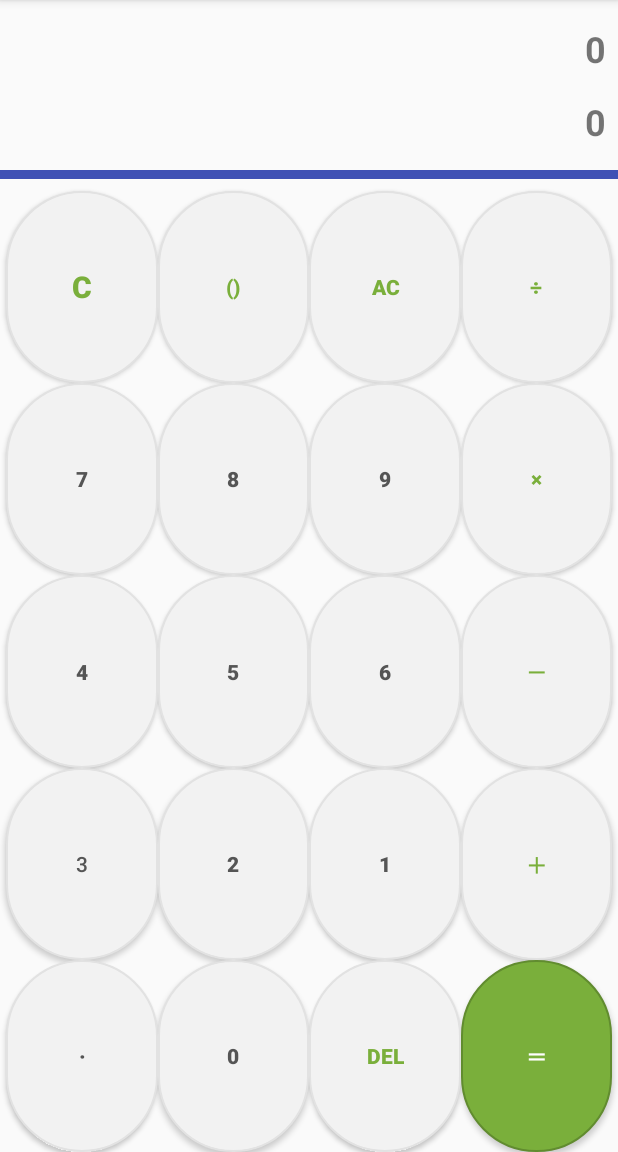
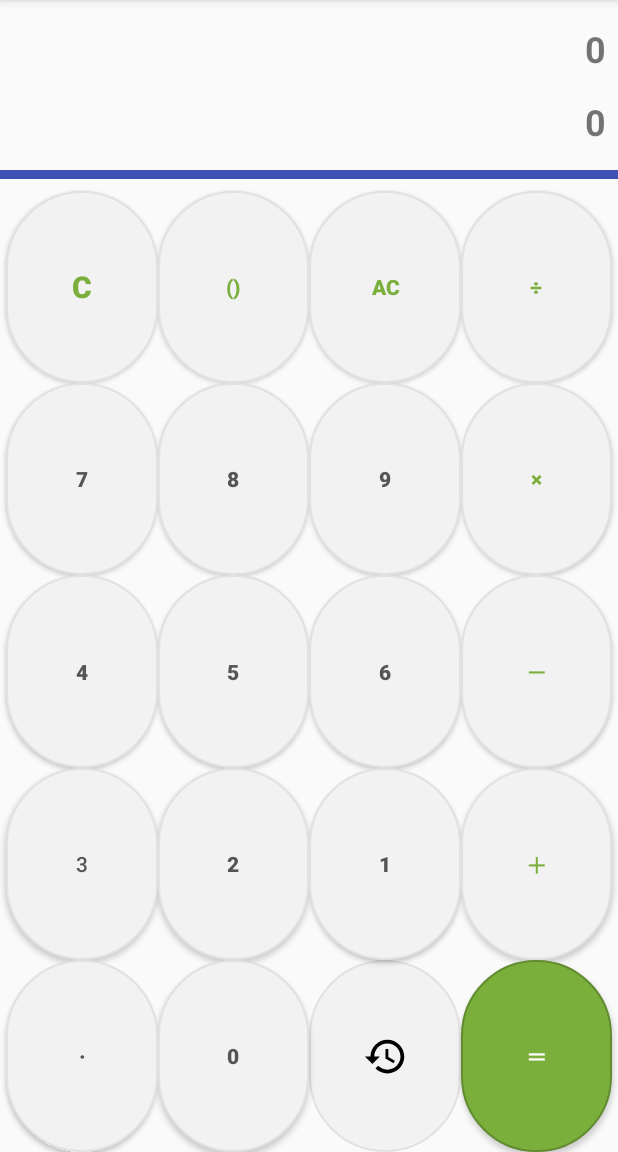
Before and after one commit to jaehan4707/Android_Application, an Android app: the screen it shows after launch (MainActivity), after a tap on an icon or button, on a phone screen of 412 x 824 dp, the part 84-1236 px from its top. Run offline under Robolectric (Android 15) with nearby library versions, the phone set to English and light mode, and no system bars; our stand-ins replace Room's generated code.

Commit message:
계산 기록 레이아웃 만들기, 히스토리 버튼 이미지넣기

```diff
--- a/Calculator/app/build.gradle
+++ b/Calculator/app/build.gradle
@@ -1,11 +1,11 @@
 plugins {
     id 'com.android.application'
     id 'org.jetbrains.kotlin.android'
+    id 'kotlin-android-extensions'
 }
 
 android {
     compileSdk 32
-
     defaultConfig {
         applicationId "com.example.calculator"
         minSdk 21
@@ -37,6 +37,8 @@ dependencies {
     implementation 'androidx.appcompat:appcompat:1.5.0'
     implementation 'com.google.android.material:material:1.6.1'
     implementation 'androidx.constraintlayout:constraintlayout:2.1.4'
+    implementation 'androidx.room:room-common:2.4.3'
+    implementation 'androidx.room:room-ktx:2.4.3'
     testImplementation 'junit:junit:4.13.2'
     androidTestImplementation 'androidx.test.ext:junit:1.1.3'
     androidTestImplementation 'androidx.test.espresso:espresso-core:3.4.0'
--- a/Calculator/app/src/main/java/com/example/calculator/MainActivity.kt
+++ b/Calculator/app/src/main/java/com/example/calculator/MainActivity.kt
@@ -1,10 +1,14 @@
 package com.example.calculator
 
+import android.content.Intent
 import androidx.appcompat.app.AppCompatActivity
 import android.os.Bundle
 import android.widget.Button
+import android.widget.ImageButton
 import android.widget.TextView
 import android.widget.Toast
+import androidx.room.Room
+import kotlinx.android.synthetic.main.activity_main.*
 import java.lang.ArithmeticException
 import java.math.BigDecimal
 import java.math.RoundingMode
@@ -13,6 +17,7 @@ class MainActivity : AppCompatActivity() {
     enum class Opkind {
         Plus, Minus, Times, Divide
     }
+
 
     companion object {
         fun Opkind.compute(a: BigDecimal, b: BigDecimal) = when (this) {
@@ -28,10 +33,18 @@ class MainActivity : AppCompatActivity() {
     private var lastResult: BigDecimal = BigDecimal.ZERO;
     private var lastOp: Opkind? = null
     private var waitingNextOperand: Boolean = false
-
+    //lateinit var db:AppDatabase
     override fun onCreate(savedInstanceState: Bundle?) {
         super.onCreate(savedInstanceState)
         setContentView(R.layout.activity_main)
+        /*
+        db= Room.databaseBuilder(
+            applicationContext,
+            AppDatabase::class.java,
+            "historyDB"
+        ).build()
+
+         */
 
         findViewById<Button>(R.id.num_0_button).setOnClickListener { appendText("0") }
         findViewById<Button>(R.id.num_1_button).setOnClickListener { appendText("1") }
@@ -47,10 +60,9 @@ class MainActivity : AppCompatActivity() {
         findViewById<Button>(R.id.dot_button).setOnClickListener { appendText(".") }
         findViewById<Button>(R.id.result_clear).setOnClickListener { resultClear() }
         findViewById<Button>(R.id.left_right_button).setOnClickListener { appendText(")") }
-        findViewById<Button>(R.id.del_button).setOnClickListener {
-            val currentText = txtInput.text.toString()
-            val newText = currentText.substring(0, currentText.length - 1)
-            txtInput.text = if (newText.isEmpty() || newText == "-") "0" else newText
+        findViewById<ImageButton>(R.id.history_button).setOnClickListener {
+            val intent = Intent(this, sub::class.java)
+            startActivity(intent)
         }
         findViewById<Button>(R.id.clear_button).setOnClickListener { clearText() }
         findViewById<Button>(R.id.plus_button).setOnClickListener { calc(Opkind.Plus) }
@@ -65,8 +77,16 @@ class MainActivity : AppCompatActivity() {
     private fun clearText() {
         txtInput.text = "0"
     }
+
     private fun resultClear(){
-        txtResult.text="0"
+      txtResult.text="0"
+        /*
+        val expressionText=input_text.toString()
+        val resultText=txtResult.text.toString()
+        Thread(Runnable {
+            db.historyDao().insertHistory(History(null,expressionText,resultText))
+        }).start()
+         */
     }
     private fun appendText(text: String) {
         if (waitingNextOperand) {
--- a/Calculator/app/src/main/res/layout/activity_main.xml
+++ b/Calculator/app/src/main/res/layout/activity_main.xml
@@ -153,15 +153,16 @@
         app:layout_constraintBottom_toBottomOf="parent"
         app:layout_constraintEnd_toEndOf="parent"
         app:layout_constraintHorizontal_bias="0.5"
-        app:layout_constraintStart_toEndOf="@+id/del_button"
+        app:layout_constraintStart_toEndOf="@+id/history_button"
         app:layout_constraintTop_toBottomOf="@+id/plus_button" />
 
-    <Button
-        android:id="@+id/del_button"
+    <ImageButton
+        android:id="@+id/history_button"
         android:layout_width="0dp"
         android:layout_height="0dp"
         android:background="@drawable/button_background"
         android:text="del"
+        android:src="@drawable/ic_baseline_history_24"
         android:textColor="@color/green"
         android:textStyle="bold"
         app:layout_constraintBottom_toBottomOf="parent"
@@ -179,7 +180,7 @@
         android:textColor="@color/textColor"
         android:textStyle="bold"
         app:layout_constraintBottom_toBottomOf="parent"
-        app:layout_constraintEnd_toStartOf="@+id/del_button"
+        app:layout_constraintEnd_toStartOf="@+id/history_button"
         app:layout_constraintHorizontal_bias="0.5"
         app:layout_constraintStart_toEndOf="@+id/dot_button"
         app:layout_constraintTop_toBottomOf="@+id/num_2_button" />
@@ -250,7 +251,7 @@
         android:text="1"
         android:textColor="@color/textColor"
         android:textStyle="bold"
-        app:layout_constraintBottom_toTopOf="@+id/del_button"
+        app:layout_constraintBottom_toTopOf="@+id/history_button"
         app:layout_constraintEnd_toStartOf="@+id/plus_button"
         app:layout_constraintHorizontal_bias="0.5"
         app:layout_constraintStart_toEndOf="@+id/num_2_button"
```
Also changed, not shown: Calculator/app/src/main/AndroidManifest.xml (+9 -0 lines).
